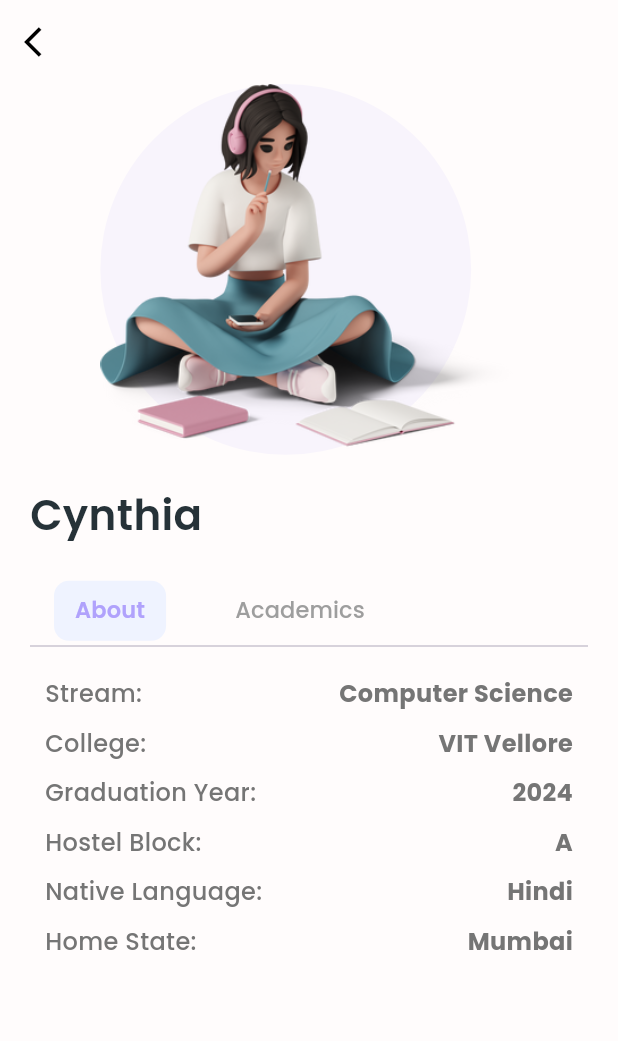
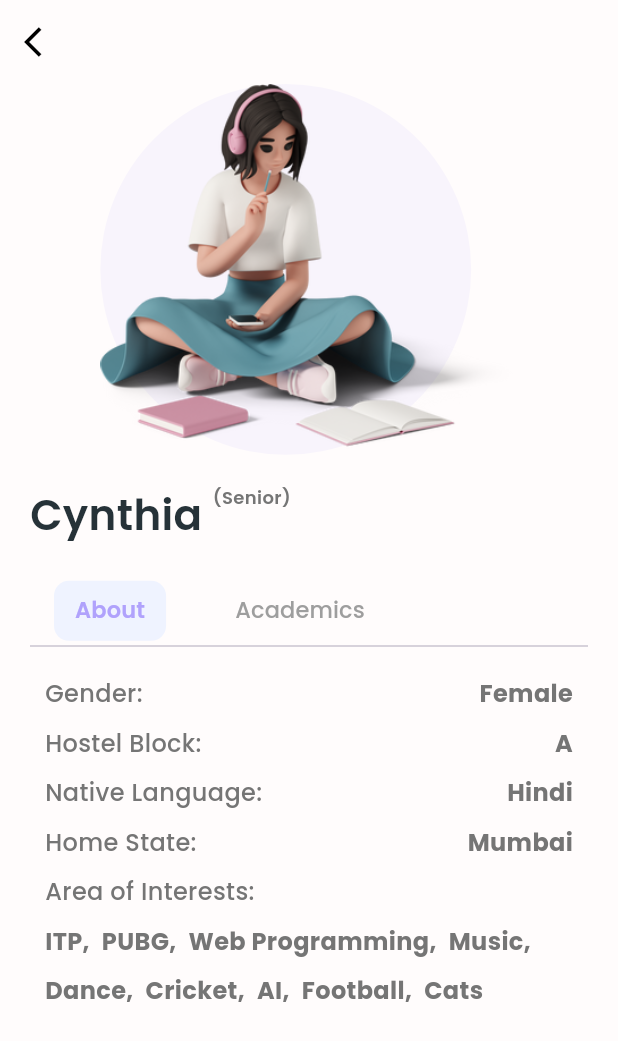
Before and after one commit to cynthiakonar/vit-pair-app, a Flutter app: the SeniorProfileScreen screen opened directly, on a phone screen of 412 x 824 dp. Shown: the top 1041 px of the screen. Run offline on Flutter 3.47's test engine with Material 3 defaults, Android fonts, the phone set to English and light mode, and no system bars; our stand-ins replace cached_network_image, cloud_firestore, get, google_nav_bar; accounts and stored records are empty; network calls fail.

Commit message:
senior profile done

```diff
--- a/lib/main.dart
+++ b/lib/main.dart
@@ -16,7 +16,7 @@ class MyApp extends StatelessWidget {
         useMaterial3: true,
         fontFamily: 'Poppins',
       ),
-      home: const HomePage(),
+      home: const JuniorHomeScreen(),
       debugShowCheckedModeBanner: false,
     );
   }
--- a/lib/senior_home_screen.dart
+++ b/lib/senior_home_screen.dart
@@ -12,14 +12,14 @@ import 'package:google_nav_bar/google_nav_bar.dart';
 import 'package:vitpair/settings_screen.dart';
 import 'package:vitpair/widgets/group_tile.dart';
 
-class HomePage extends StatefulWidget {
-  const HomePage({Key? key}) : super(key: key);
+class SeniorHomeScreen extends StatefulWidget {
+  const SeniorHomeScreen({Key? key}) : super(key: key);
 
   @override
-  State<HomePage> createState() => _HomePageState();
+  State<SeniorHomeScreen> createState() => _SeniorHomeScreenState();
 }
 
-class _HomePageState extends State<HomePage> {
+class _SeniorHomeScreenState extends State<SeniorHomeScreen> {
   int _selectedIndex = 0;
   String userName = "";
   String email = "";
--- a/lib/senior_profile_screen.dart
+++ b/lib/senior_profile_screen.dart
@@ -15,6 +15,17 @@ class _SeniorProfileScreenState extends State<SeniorProfileScreen>
   VtopController controller = Get.put(VtopController());
   late final TabController _tabCont;
   final _tabs = ['About', 'Academics'];
+  final interests = [
+    "ITP",
+    "PUBG",
+    "Web Programming",
+    "Music",
+    "Dance",
+    "Cricket",
+    "AI",
+    "Football",
+    "Cats"
+  ];
 
   @override
   void initState() {
@@ -63,13 +74,26 @@ class _SeniorProfileScreenState extends State<SeniorProfileScreen>
                 ],
               ),
               const SizedBox(height: 20),
+              Row(
+                crossAxisAlignment: CrossAxisAlignment.start,
+                children: [
                   Text(
-                "Cynthia",
+                    "Cynthia ",
                     style: TextStyle(
                       fontSize: 28,
                       fontWeight: FontWeight.w600,
                       color: Colors.blueGrey[900],
                     ),
+                  ),
+                  Text(
+                    "(Senior)",
+                    style: TextStyle(
+                      fontSize: 12,
+                      fontWeight: FontWeight.w600,
+                      color: Colors.grey[600],
+                    ),
+                  ),
+                ],
               ),
               const SizedBox(height: 20),
               Theme(
@@ -124,6 +148,115 @@ class _SeniorProfileScreenState extends State<SeniorProfileScreen>
                   child: TabBarView(
                     controller: _tabCont,
                     children: [
+                      Column(
+                        crossAxisAlignment: CrossAxisAlignment.start,
+                        children: [
+                          const SizedBox(height: 20),
+                          Row(
+                            mainAxisAlignment: MainAxisAlignment.spaceBetween,
+                            children: [
+                              Text(
+                                "Gender:",
+                                style: TextStyle(
+                                  fontSize: 16,
+                                  color: Colors.grey[600],
+                                ),
+                              ),
+                              Text(
+                                "Female",
+                                style: TextStyle(
+                                    fontSize: 16,
+                                    color: Colors.grey[600],
+                                    fontWeight: FontWeight.bold),
+                              ),
+                            ],
+                          ),
+                          const SizedBox(height: 10),
+                          Row(
+                            mainAxisAlignment: MainAxisAlignment.spaceBetween,
+                            children: [
+                              Text(
+                                "Hostel Block:",
+                                style: TextStyle(
+                                  fontSize: 16,
+                                  color: Colors.grey[600],
+                                ),
+                              ),
+                              Text(
+                                "A",
+                                style: TextStyle(
+                                    fontSize: 16,
+                                    color: Colors.grey[600],
+                                    fontWeight: FontWeight.bold),
+                              ),
+                            ],
+                          ),
+                          const SizedBox(height: 10),
+                          Row(
+                            mainAxisAlignment: MainAxisAlignment.spaceBetween,
+                            children: [
+                              Text(
+                                "Native Language:",
+                                style: TextStyle(
+                                  fontSize: 16,
+                                  color: Colors.grey[600],
+                                ),
+                              ),
+                              Text(
+                                "Hindi",
+                                style: TextStyle(
+                                    fontSize: 16,
+                                    color: Colors.grey[600],
+                                    fontWeight: FontWeight.bold),
+                              ),
+                            ],
+                          ),
+                          const SizedBox(height: 10),
+                          Row(
+                            mainAxisAlignment: MainAxisAlignment.spaceBetween,
+                            children: [
+                              Text(
+                                "Home State:",
+                                style: TextStyle(
+                                  fontSize: 16,
+                                  color: Colors.grey[600],
+                                ),
+                              ),
+                              Text(
+                                "Mumbai",
+                                style: TextStyle(
+                                    fontSize: 16,
+                                    color: Colors.grey[600],
+                                    fontWeight: FontWeight.bold),
+                              ),
+                            ],
+                          ),
+                          const SizedBox(height: 10),
+                          Text(
+                            "Area of Interests:",
+                            style: TextStyle(
+                              fontSize: 16,
+                              color: Colors.grey[600],
+                            ),
+                          ),
+                          Wrap(
+                            children: interests.map((tag) {
+                              return Container(
+                                margin:
+                                    const EdgeInsets.only(right: 8, top: 10),
+                                child: Text(
+                                  tag == interests.last ? tag : "$tag,",
+                                  style: TextStyle(
+                                    fontSize: 16,
+                                    color: Colors.grey[600],
+                                    fontWeight: FontWeight.bold,
+                                  ),
+                                ),
+                              );
+                            }).toList(),
+                          ),
+                        ],
+                      ),
                       Column(
                         crossAxisAlignment: CrossAxisAlignment.start,
                         children: [
@@ -192,71 +325,6 @@ class _SeniorProfileScreenState extends State<SeniorProfileScreen>
                             mainAxisAlignment: MainAxisAlignment.spaceBetween,
                             children: [
                               Text(
-                                "Hostel Block:",
-                                style: TextStyle(
-                                  fontSize: 16,
-                                  color: Colors.grey[600],
-                                ),
-                              ),
-                              Text(
-                                "A",
-                                style: TextStyle(
-                                    fontSize: 16,
-                                    color: Colors.grey[600],
-                                    fontWeight: FontWeight.bold),
-                              ),
-                            ],
-                          ),
-                          const SizedBox(height: 10),
-                          Row(
-                            mainAxisAlignment: MainAxisAlignment.spaceBetween,
-                            children: [
-                              Text(
-                                "Native Language:",
-                                style: TextStyle(
-                                  fontSize: 16,
-                                  color: Colors.grey[600],
-                                ),
-                              ),
-                              Text(
-                                "Hindi",
-                                style: TextStyle(
-                                    fontSize: 16,
-                                    color: Colors.grey[600],
-                                    fontWeight: FontWeight.bold),
-                              ),
-                            ],
-                          ),
-                          const SizedBox(height: 10),
-                          Row(
-                            mainAxisAlignment: MainAxisAlignment.spaceBetween,
-                            children: [
-                              Text(
-                                "Home State:",
-                                style: TextStyle(
-                                  fontSize: 16,
-                                  color: Colors.grey[600],
-                                ),
-                              ),
-                              Text(
-                                "Mumbai",
-                                style: TextStyle(
-                                    fontSize: 16,
-                                    color: Colors.grey[600],
-                                    fontWeight: FontWeight.bold),
-                              ),
-                            ],
-                          ),
-                        ],
-                      ),
-                      Column(
-                        crossAxisAlignment: CrossAxisAlignment.start,
-                        children: [
-                          const SizedBox(height: 20),
-                          Row(
-                            mainAxisAlignment: MainAxisAlignment.spaceBetween,
-                            children: [
-                              Text(
                                 "Career Interests:",
                                 style: TextStyle(
                                   fontSize: 16,
@@ -277,74 +345,14 @@ class _SeniorProfileScreenState extends State<SeniorProfileScreen>
                             mainAxisAlignment: MainAxisAlignment.spaceBetween,
                             children: [
                               Text(
-                                "College:",
+                                "High School Board",
                                 style: TextStyle(
                                   fontSize: 16,
                                   color: Colors.grey[600],
                                 ),
                               ),
                               Text(
-                                "VIT Vellore",
-                                style: TextStyle(
-                                    fontSize: 16,
-                                    color: Colors.grey[600],
-                                    fontWeight: FontWeight.bold),
-                              ),
-                            ],
-                          ),
-                          const SizedBox(height: 10),
-                          Row(
-                            mainAxisAlignment: MainAxisAlignment.spaceBetween,
-                            children: [
-                              Text(
-                                "Graduation Year:",
-                                style: TextStyle(
-                                  fontSize: 16,
-                                  color: Colors.grey[600],
-                                ),
-                              ),
-                              Text(
-                                "2024",
-                                style: TextStyle(
-                                    fontSize: 16,
-                                    color: Colors.grey[600],
-                                    fontWeight: FontWeight.bold),
-                              ),
-                            ],
-                          ),
-                          const SizedBox(height: 10),
-                          Row(
-                            mainAxisAlignment: MainAxisAlignment.spaceBetween,
-                            children: [
-                              Text(
-                                "Hostel Block:",
-                                style: TextStyle(
-                                  fontSize: 16,
-                                  color: Colors.grey[600],
-                                ),
-                              ),
-                              Text(
-                                "A",
-                                style: TextStyle(
-                                    fontSize: 16,
-                                    color: Colors.grey[600],
-                                    fontWeight: FontWeight.bold),
-                              ),
-                            ],
-                          ),
-                          const SizedBox(height: 10),
-                          Row(
-                            mainAxisAlignment: MainAxisAlignment.spaceBetween,
-                            children: [
-                              Text(
-                                "Native Language:",
-                                style: TextStyle(
-                                  fontSize: 16,
-                                  color: Colors.grey[600],
-                                ),
-                              ),
-                              Text(
-                                "Hindi",
+                                "CBSE",
                                 style: TextStyle(
                                     fontSize: 16,
                                     color: Colors.grey[600],
--- a/pubspec.yaml
+++ b/pubspec.yaml
@@ -35,7 +35,7 @@ dependencies:
   # The following adds the Cupertino Icons font to your application.
   # Use with the CupertinoIcons class for iOS style icons.
   cupertino_icons: ^1.0.2
-  cloud_firestore: ^4.16.0
+  cloud_firestore: ^4.15.8
   google_nav_bar: ^5.0.6
   cached_network_image: ^3.3.1
   get: ^4.6.6
```
Also changed, not shown: pubspec.lock. Lines whose indentation alone changed are shown as unchanged.
